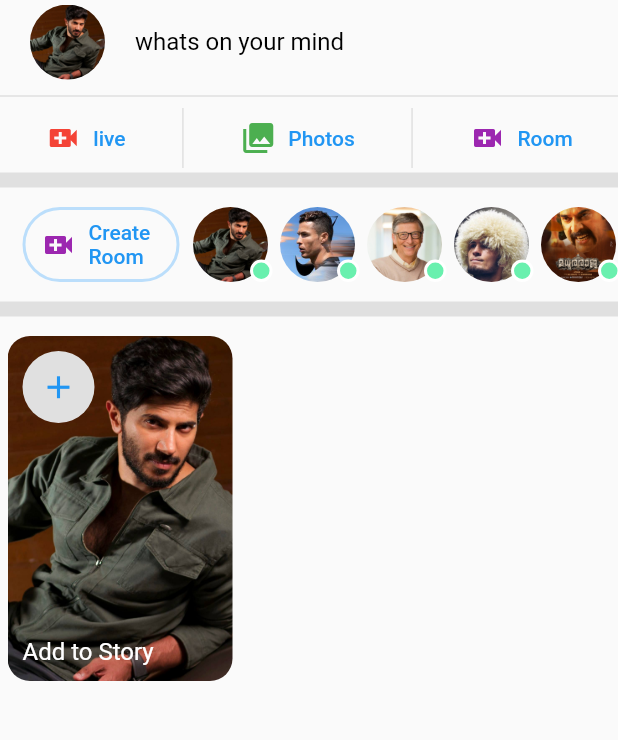
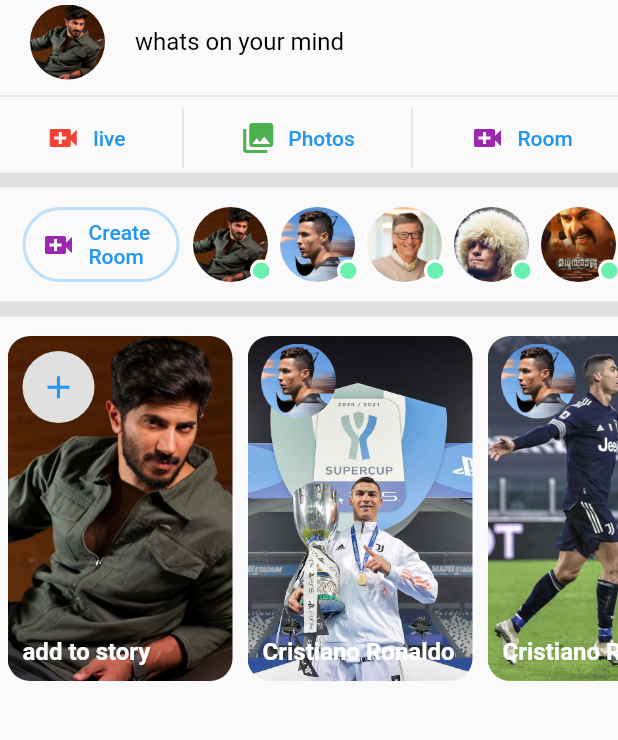
Before and after one commit to 5cientist/flutter_facebook_ui_clone, a Flutter app: the screen it shows after launch, on a phone screen of 412 x 824 dp, the part 84-824 px from its top. Run offline on Flutter 3.47's test engine with Material 2 defaults, Android fonts, the phone set to English and light mode, and no system bars; missing offline and left inert: dart:ffi.

Commit message:
storyCard created

```diff
--- a/lib/assets.dart
+++ b/lib/assets.dart
@@ -7,3 +7,11 @@ String mammooty_avator = "assets/avators/mammooty_avatar.jpg";
 String mark_avator = "assets/avators/mark_avatar.jpg";
 String roman_avator = "assets/avators/roman_avator.jpg";
 String umar_avator = "assets/avators/umar_Avatar.jpg";
+
+//posts
+
+String cr7post1 = "assets/posts/cr7post.jpg";
+String cr7post2 = "assets/posts/cr7post2.jpg";
+String jhonwicki = "assets/posts/jhonwick.jpg";
+String khabib_post = "assets/posts/khabib_post.jpg";
+String pinarayi_post = "assets/posts/pinarayi_post.jpg";
--- a/lib/sections/storySection.dart
+++ b/lib/sections/storySection.dart
@@ -1,3 +1,4 @@
+import 'package:facebook_clone/assets.dart';
 import 'package:facebook_clone/widgets/storyCard.dart';
 import 'package:flutter/material.dart';
 
@@ -11,7 +12,32 @@ class StorySection extends StatelessWidget {
       child: ListView(
         scrollDirection: Axis.horizontal,
         children: [
-          StoryCard(),
+          StoryCard(
+            labelText: "add to story",
+            avatar: dq_avator,
+            story: dq_avator,
+            createStoryStatus: true,
+          ),
+          StoryCard(
+            labelText: "Cristiano Ronaldo",
+            avatar: cr7_avator,
+            story: cr7post1,
+          ),
+          StoryCard(
+            labelText: "Cristiano Ronaldo",
+            avatar: cr7_avator,
+            story: cr7post2,
+          ),
+          StoryCard(
+            labelText: "jhon wick",
+            avatar: bilgates_avator,
+            story: khabib_post,
+          ),
+          StoryCard(
+            labelText: "jhon cena",
+            avatar: roman_avator,
+            story: pinarayi_post,
+          ),
         ],
       ),
     );
--- a/lib/widgets/avatar.dart
+++ b/lib/widgets/avatar.dart
@@ -3,10 +3,12 @@ import 'package:flutter/material.dart';
 class Avatar extends StatelessWidget {
   final String displayImage;
   final bool displayStatus;
+  final bool displayBorder;
 
   Avatar({
     @required this.displayImage,
     @required this.displayStatus,
+    this.displayBorder = false,
   });
   @override
   Widget build(BuildContext context) {
@@ -35,6 +37,15 @@ class Avatar extends StatelessWidget {
     return Stack(
       children: [
         Container(
+          decoration: BoxDecoration(
+            shape: BoxShape.circle,
+            border: displayBorder
+                ? Border.all(
+                    color: Colors.blueAccent,
+                    width: 3,
+                  )
+                : Border(),
+          ),
           padding: EdgeInsets.only(left: 4, right: 4),
           child: ClipRRect(
             borderRadius: BorderRadius.circular(100),
--- a/lib/widgets/storyCard.dart
+++ b/lib/widgets/storyCard.dart
@@ -1,8 +1,21 @@
 import 'package:facebook_clone/assets.dart';
+import 'package:facebook_clone/widgets/avatar.dart';
 import 'package:facebook_clone/widgets/circularButton.dart';
 import 'package:flutter/material.dart';
 
 class StoryCard extends StatelessWidget {
+  final String labelText;
+  final String story;
+  final String avatar;
+  final bool createStoryStatus;
+
+  StoryCard({
+    @required this.labelText,
+    @required this.story,
+    @required this.avatar,
+    this.createStoryStatus = false,
+  });
+
   @override
   Widget build(BuildContext context) {
     return Container(
@@ -10,7 +23,7 @@ class StoryCard extends StatelessWidget {
       margin: EdgeInsets.only(left: 5, right: 5, top: 10, bottom: 10),
       decoration: BoxDecoration(
         image: DecorationImage(
-          image: AssetImage(dq_avator),
+          image: AssetImage(story),
           fit: BoxFit.cover,
         ),
         borderRadius: BorderRadius.circular(15),
@@ -20,22 +33,28 @@ class StoryCard extends StatelessWidget {
           Positioned(
             left: 5,
             top: 5,
-            child: CircularButton(
+            child: createStoryStatus
+                ? CircularButton(
                     buttonIcon: Icons.add,
                     iconColor: Colors.blue,
                     buttonAction: () {
                       print("create new story !");
                     },
+                  )
+                : Avatar(
+                    displayImage: avatar,
+                    displayStatus: false,
                   ),
           ),
           Positioned(
             bottom: 10,
             left: 10,
             child: Text(
-              "Add to Story",
+              labelText != Null ? labelText : "N/A",
               style: TextStyle(
                 color: Colors.white,
                 fontSize: 16,
+                fontWeight: FontWeight.bold,
               ),
             ),
           ),
```
Also changed, not shown: assets/posts/jhonwick.jpg (added), assets/posts/khabib_post.jpg (added), assets/posts/pinarayi_post.jpg (added). Lines whose indentation alone changed are shown as unchanged.
